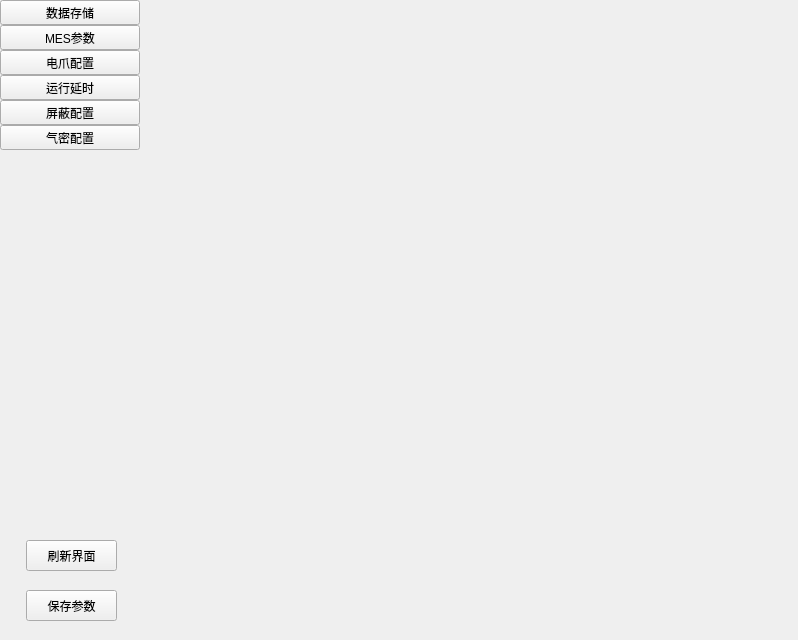
Old version of the form VISFrameView_AirtightDevice/Plugins/PluginSystemSet/WidgetSystemSet.ui in the repository IPX-192/haoen.
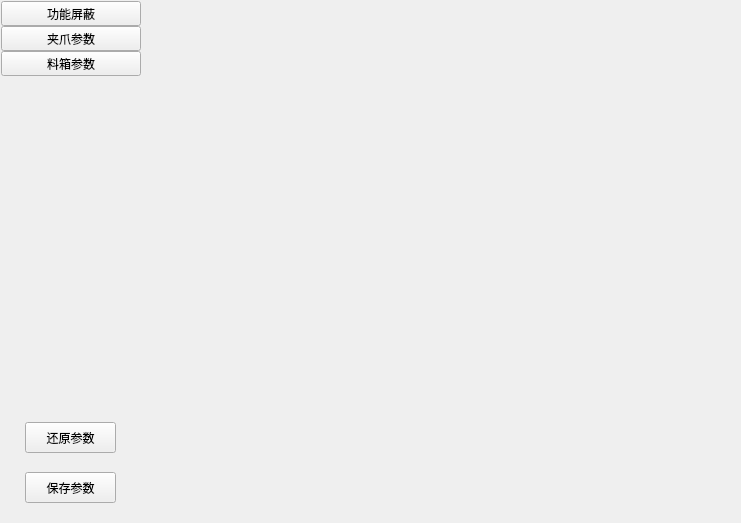
New version of the form. Custom widgets are drawn as their Qt base class.

Diff of the .ui file:
```diff
--- a/VISFrameView_AirtightDevice/Plugins/PluginSystemSet/WidgetSystemSet.ui
+++ b/VISFrameView_AirtightDevice/Plugins/PluginSystemSet/WidgetSystemSet.ui
@@ -6,8 +6,8 @@
    <rect>
     <x>0</x>
     <y>0</y>
-    <width>798</width>
-    <height>640</height>
+    <width>741</width>
+    <height>523</height>
    </rect>
   </property>
   <property name="windowTitle">
@@ -15,16 +15,16 @@
   </property>
   <layout class="QHBoxLayout" name="horizontalLayout">
    <property name="leftMargin">
-    <number>0</number>
+    <number>1</number>
    </property>
    <property name="topMargin">
-    <number>0</number>
+    <number>1</number>
    </property>
    <property name="rightMargin">
-    <number>0</number>
+    <number>6</number>
    </property>
    <property name="bottomMargin">
-    <number>0</number>
+    <number>1</number>
    </property>
    <item>
     <widget class="QWidget" name="widgetLeftBar" native="true">
@@ -59,7 +59,7 @@
          </sizepolicy>
         </property>
         <property name="text">
-         <string>数据存储</string>
+         <string>功能屏蔽</string>
         </property>
        </widget>
       </item>
@@ -72,7 +72,7 @@
          </sizepolicy>
         </property>
         <property name="text">
-         <string>MES参数</string>
+         <string>夹爪参数</string>
         </property>
        </widget>
       </item>
@@ -85,46 +85,7 @@
          </sizepolicy>
         </property>
         <property name="text">
-         <string>电爪配置</string>
-        </property>
-       </widget>
-      </item>
-      <item>
-       <widget class="QToolButton" name="tbtnPlcDelay_4">
-        <property name="sizePolicy">
-         <sizepolicy hsizetype="Expanding" vsizetype="Fixed">
-          <horstretch>0</horstretch>
-          <verstretch>0</verstretch>
-         </sizepolicy>
-        </property>
-        <property name="text">
-         <string>运行延时</string>
-        </property>
-       </widget>
-      </item>
-      <item>
-       <widget class="QToolButton" name="tbtnShield_5">
-        <property name="sizePolicy">
-         <sizepolicy hsizetype="Expanding" vsizetype="Fixed">
-          <horstretch>0</horstretch>
-          <verstretch>0</verstretch>
-         </sizepolicy>
-        </property>
-        <property name="text">
-         <string>屏蔽配置</string>
-        </property>
-       </widget>
-      </item>
-      <item>
-       <widget class="QToolButton" name="tbtnAritight_6">
-        <property name="sizePolicy">
-         <sizepolicy hsizetype="Expanding" vsizetype="Fixed">
-          <horstretch>0</horstretch>
-          <verstretch>0</verstretch>
-         </sizepolicy>
-        </property>
-        <property name="text">
-         <string>气密配置</string>
+         <string>料箱参数</string>
         </property>
        </widget>
       </item>
@@ -158,20 +119,20 @@
         <widget class="QPushButton" name="btnUpdateUI">
          <property name="geometry">
           <rect>
-           <x>26</x>
+           <x>24</x>
            <y>10</y>
            <width>91</width>
            <height>31</height>
           </rect>
          </property>
          <property name="text">
-          <string>刷新界面</string>
+          <string>还原参数</string>
          </property>
         </widget>
         <widget class="QPushButton" name="btnSaveParam">
          <property name="geometry">
           <rect>
-           <x>26</x>
+           <x>24</x>
            <y>60</y>
            <width>91</width>
            <height>31</height>
@@ -188,7 +149,7 @@
    </item>
    <item>
     <widget class="QWidget" name="widgetFunc" native="true">
-     <layout class="QVBoxLayout" name="verticalLayout_3">
+     <layout class="QGridLayout" name="gridLayout_2">
       <property name="leftMargin">
        <number>0</number>
       </property>
@@ -201,52 +162,14 @@
       <property name="bottomMargin">
        <number>0</number>
       </property>
-      <item>
-       <layout class="QVBoxLayout" name="verticalLayout">
-        <item>
-         <widget class="QStackedWidget" name="stackedWidget">
-          <property name="sizePolicy">
-           <sizepolicy hsizetype="Expanding" vsizetype="Expanding">
-            <horstretch>0</horstretch>
-            <verstretch>0</verstretch>
-           </sizepolicy>
-          </property>
-         </widget>
-        </item>
-        <item>
-         <widget class="WidgetLog" name="widget_Log" native="true">
-          <property name="minimumSize">
-           <size>
-            <width>0</width>
-            <height>190</height>
-           </size>
-          </property>
-          <property name="maximumSize">
-           <size>
-            <width>16777215</width>
-            <height>190</height>
-           </size>
-          </property>
-          <property name="styleSheet">
-           <string notr="true"/>
-          </property>
-         </widget>
-        </item>
-       </layout>
+      <item row="0" column="0">
+       <widget class="QStackedWidget" name="stackedWidget"/>
       </item>
      </layout>
     </widget>
    </item>
   </layout>
  </widget>
- <customwidgets>
-  <customwidget>
-   <class>WidgetLog</class>
-   <extends>QWidget</extends>
-   <header>../Common/WidgetLog.h</header>
-   <container>1</container>
-  </customwidget>
- </customwidgets>
  <resources/>
  <connections/>
 </ui>
```
Left out of the diff: 6 changed lines with no effect on the pictures.
